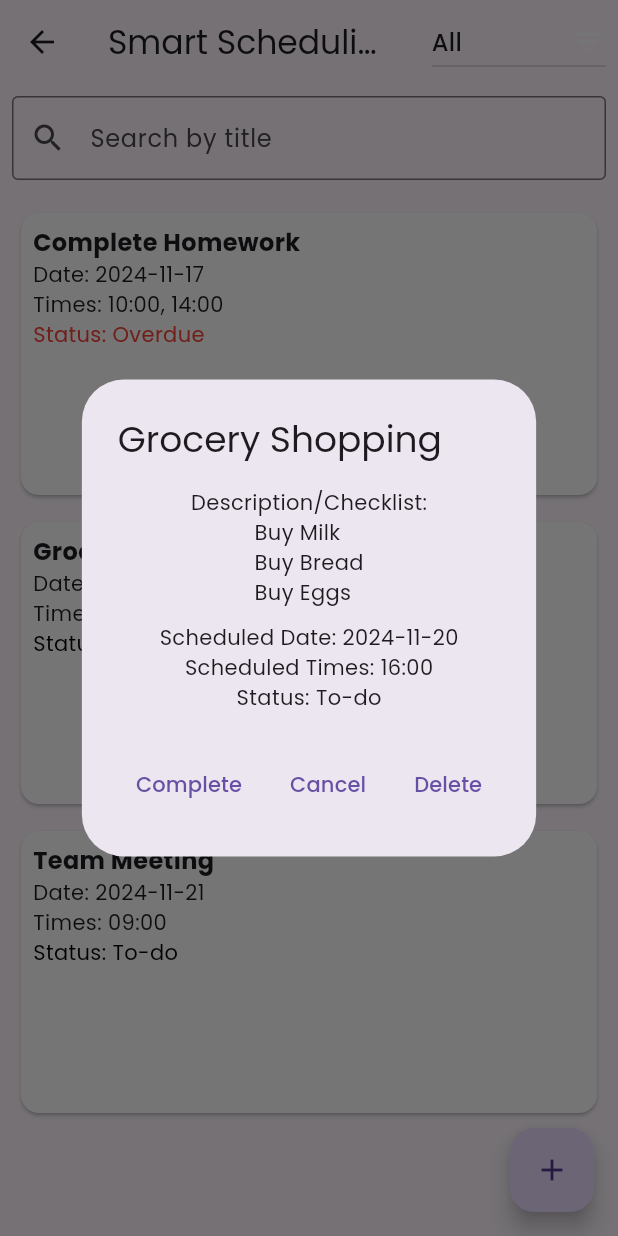
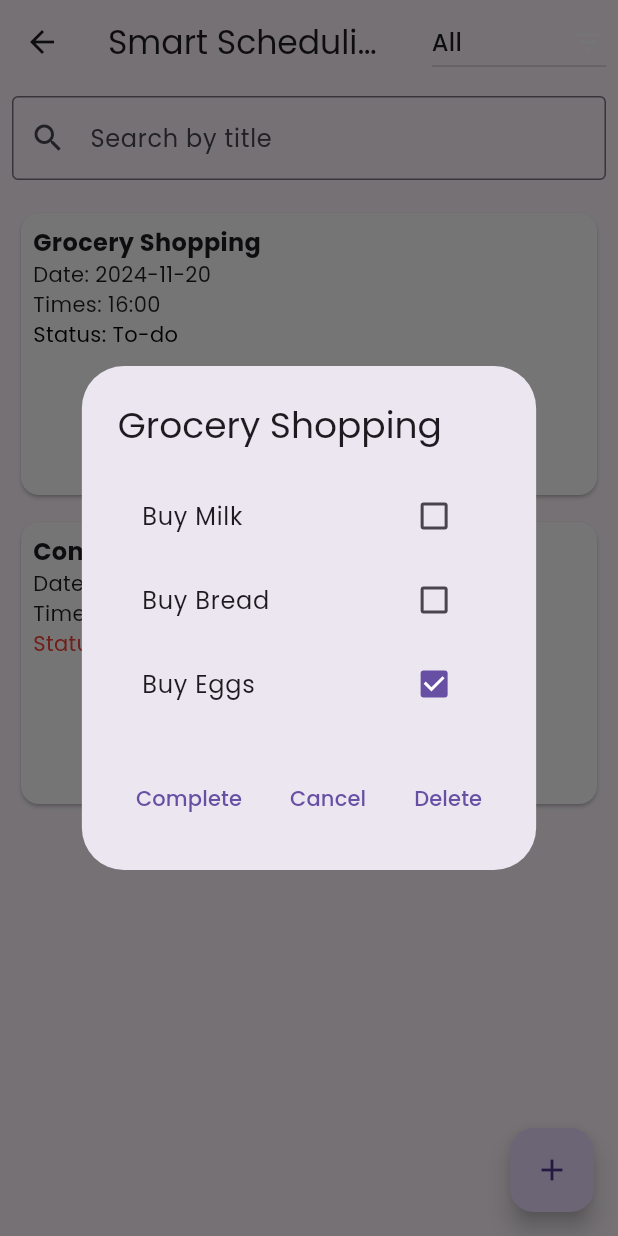
Before and after one commit to son1cleo/SchedulEase, a Flutter app: the SmartSchedulingScreen screen opened directly, after a tap on "Grocery Shopping", on a phone screen of 412 x 824 dp. Run offline on Flutter 3.47's test engine with Material 3 defaults, Android fonts, the phone set to English and light mode, and no system bars; our stand-ins replace shared_preferences; accounts and stored records are empty.

Commit message:
smart schedule design utilized

```diff
--- a/client/lib/screens/smart_scheduling.dart
+++ b/client/lib/screens/smart_scheduling.dart
@@ -7,30 +7,31 @@ class SmartSchedulingScreen extends StatefulWidget {
 }
 
 class _SmartSchedulingScreenState extends State<SmartSchedulingScreen> {
+  int taskIdCounter = 1;
+  int checklistItemIdCounter = 1;
+
   List<Map<String, dynamic>> tasks = [
     {
+      'id': 1,
+      'title': 'Grocery Shopping',
+      'type': 'Checklist',
+      'details': [
+        {'id': 1, 'item': 'Buy Milk', 'completed': false},
+        {'id': 2, 'item': 'Buy Bread', 'completed': false},
+        {'id': 3, 'item': 'Buy Eggs', 'completed': true},
+      ],
+      'schedule_date': '2024-11-20',
+      'schedule_time': ['16:00'],
+      'status': 'To-do',
+    },
+    {
+      'id': 2,
       'title': 'Complete Homework',
       'type': 'Description',
       'details': 'Math homework for chapter 5',
       'schedule_date': '2024-11-17',
       'schedule_time': ['10:00', '14:00'],
-      'status': 'To-do',
-    },
-    {
-      'title': 'Grocery Shopping',
-      'type': 'Checklist',
-      'details': ['Buy Milk', 'Buy Bread', 'Buy Eggs'],
-      'schedule_date': '2024-11-20',
-      'schedule_time': ['16:00'],
-      'status': 'To-do',
-    },
-    {
-      'title': 'Team Meeting',
-      'type': 'Description',
-      'details': 'Discuss project milestones',
-      'schedule_date': '2024-11-21',
-      'schedule_time': ['09:00'],
-      'status': 'To-do',
+      'status': 'Overdue',
     },
   ];
 
@@ -56,38 +57,104 @@ class _SmartSchedulingScreenState extends State<SmartSchedulingScreen> {
   }
 
   void _showTaskDetails(Map<String, dynamic> task) {
+    bool changesMade = false;
+
     showDialog(
       context: context,
-      builder: (context) {
+      builder: (dialogContext) {
+        return StatefulBuilder(
+          builder: (context, setDialogState) {
+            // Automatically mark task as Completed if all checklist items are checked
+            if (task['type'] == 'Checklist' &&
+                (task['details'] as List<Map<String, dynamic>>)
+                    .every((item) => item['completed'] == true) &&
+                task['status'] != 'Completed') {
+              setDialogState(() {
+                task['status'] = 'Completed';
+                changesMade = true; // Trigger the "Update" button
+              });
+            }
+
             return AlertDialog(
               title: Text(task['title']),
-          content: Column(
+              content: task['type'] == 'Checklist'
+                  ? Column(
                       mainAxisSize: MainAxisSize.min,
                       children: [
-              Text('Description/Checklist:'),
-              Text(task['type'] == 'Description'
-                  ? task['details']
-                  : task['details'].join('\n')),
-              SizedBox(height: 10),
+                        ...((task['details'] as List<Map<String, dynamic>>)
+                            .map<Widget>((item) {
+                          return CheckboxListTile(
+                            title: Text(item['item'].toString()),
+                            value: item['completed'] as bool,
+                            onChanged: task['status'] == 'Completed'
+                                ? null
+                                : (value) {
+                                    setDialogState(() {
+                                      item['completed'] = value!;
+                                      changesMade = true;
+
+                                      // Check if all checklist items are completed
+                                      if ((task['details']
+                                              as List<Map<String, dynamic>>)
+                                          .every((item) =>
+                                              item['completed'] == true)) {
+                                        task['status'] = 'Completed';
+                                      }
+                                    });
+                                  },
+                          );
+                        }).toList()),
+                      ],
+                    )
+                  : Column(
+                      mainAxisSize: MainAxisSize.min,
+                      children: [
+                        Text('Description: ${task['details']}'),
                         Text('Scheduled Date: ${task['schedule_date']}'),
-              Text('Scheduled Times: ${task['schedule_time'].join(', ')}'),
+                        Text(
+                            'Scheduled Times: ${task['schedule_time'].join(', ')}'),
                         Text('Status: ${task['status']}'),
                       ],
                     ),
               actions: [
+                if (task['type'] == 'Checklist' &&
+                    changesMade &&
+                    task['status'] != 'Completed')
+                  TextButton(
+                    onPressed: () {
+                      setDialogState(() {
+                        changesMade = false;
+                        // Mark task as completed if all items are checked
+                        if ((task['details'] as List<Map<String, dynamic>>)
+                            .every((item) => item['completed'] == true)) {
+                          task['status'] = 'Completed';
+                        }
+                      });
+
+                      Navigator.pop(dialogContext);
+                      setState(() {}); // Update parent state
+                    },
+                    child: Text('Update'),
+                  ),
                 if (task['status'] != 'Completed')
                   TextButton(
                     onPressed: () {
-                  setState(() {
+                      setDialogState(() {
                         task['status'] = 'Completed';
                       });
-                  Navigator.pop(context);
+
+                      ScaffoldMessenger.of(context).showSnackBar(
+                        SnackBar(content: Text('Task marked as Completed!')),
+                      );
+
+                      Navigator.pop(dialogContext);
+                      setState(() {}); // Update parent state
                     },
                     child: Text('Complete'),
                   ),
                 TextButton(
                   onPressed: () {
-                Navigator.pop(context);
+                    Navigator.pop(dialogContext);
                   },
                   child: Text('Cancel'),
                 ),
@@ -96,7 +163,8 @@ class _SmartSchedulingScreenState extends State<SmartSchedulingScreen> {
                     setState(() {
                       tasks.remove(task);
                     });
-                Navigator.pop(context);
+
+                    Navigator.pop(dialogContext);
                   },
                   child: Text('Delete'),
                 ),
@@ -104,6 +172,11 @@ class _SmartSchedulingScreenState extends State<SmartSchedulingScreen> {
             );
           },
         );
+      },
+    ).then((_) {
+      // Refresh parent widget state after dialog is dismissed
+      setState(() {});
+    });
   }
 
   void _createTask() {
```
Lines whose indentation alone changed are shown as unchanged.
